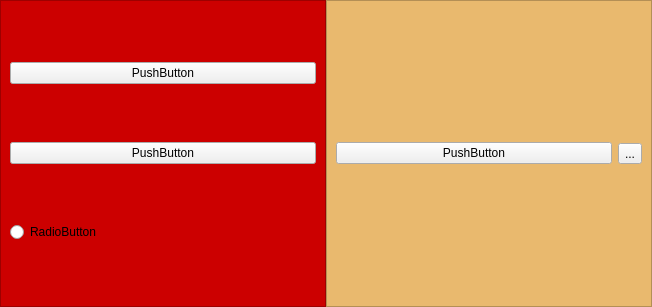
Old version of the form UI/Pages/page1.ui in the repository i-am-rk/payment-system.
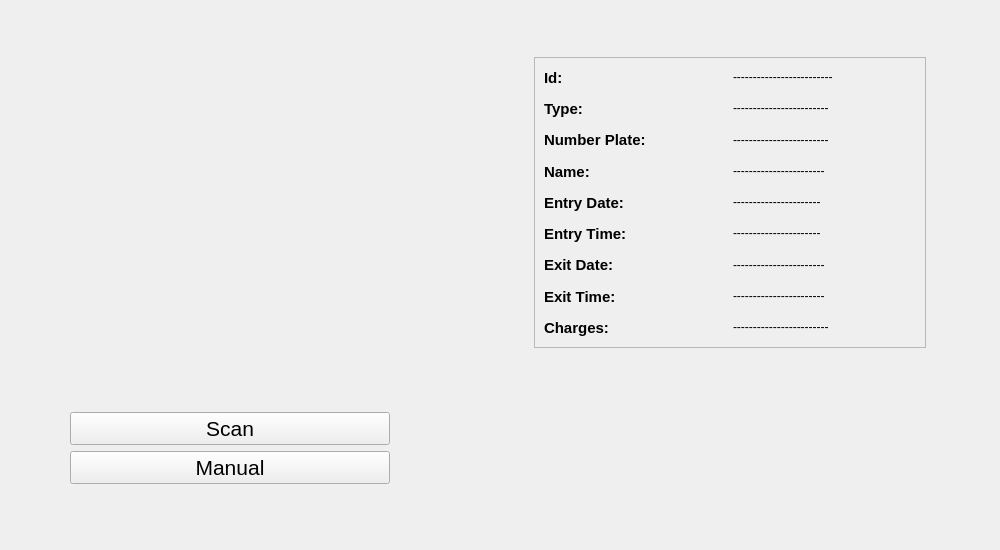
New version of the form. Icons and pictures are not drawn.

Commit message: page one ui complete

```diff
--- a/UI/Pages/page1.ui
+++ b/UI/Pages/page1.ui
@@ -6,10 +6,16 @@
    <rect>
     <x>0</x>
     <y>0</y>
-    <width>652</width>
-    <height>307</height>
+    <width>1000</width>
+    <height>550</height>
    </rect>
   </property>
+  <property name="sizePolicy">
+   <sizepolicy hsizetype="Fixed" vsizetype="Fixed">
+    <horstretch>0</horstretch>
+    <verstretch>0</verstretch>
+   </sizepolicy>
+  </property>
   <property name="windowTitle">
    <string>Form</string>
   </property>
@@ -30,70 +36,634 @@
     <number>0</number>
    </property>
    <item>
-    <widget class="QFrame" name="frame">
+    <widget class="QFrame" name="feed_side">
+     <property name="sizePolicy">
+      <sizepolicy hsizetype="MinimumExpanding" vsizetype="MinimumExpanding">
+       <horstretch>0</horstretch>
+       <verstretch>0</verstretch>
+      </sizepolicy>
+     </property>
+     <property name="minimumSize">
+      <size>
+       <width>0</width>
+       <height>0</height>
+      </size>
+     </property>
+     <property name="maximumSize">
+      <size>
+       <width>460</width>
+       <height>16777215</height>
+      </size>
+     </property>
      <property name="styleSheet">
-      <string notr="true">QFrame{
-	background-color: rgb(204, 0, 0);
-}</string>
+      <string notr="true"/>
      </property>
      <property name="frameShape">
-      <enum>QFrame::StyledPanel</enum>
+      <enum>QFrame::NoFrame</enum>
      </property>
      <property name="frameShadow">
-      <enum>QFrame::Raised</enum>
+      <enum>QFrame::Plain</enum>
      </property>
-     <layout class="QVBoxLayout" name="verticalLayout">
+     <property name="lineWidth">
+      <number>0</number>
+     </property>
+     <layout class="QVBoxLayout" name="verticalLayout_2">
+      <property name="spacing">
+       <number>10</number>
+      </property>
+      <property name="leftMargin">
+       <number>5</number>
+      </property>
+      <property name="topMargin">
+       <number>5</number>
+      </property>
+      <property name="rightMargin">
+       <number>5</number>
+      </property>
+      <property name="bottomMargin">
+       <number>5</number>
+      </property>
       <item>
-       <widget class="QPushButton" name="pushButton">
-        <property name="text">
-         <string>PushButton</string>
+       <spacer name="verticalSpacer_2">
+        <property name="orientation">
+         <enum>Qt::Vertical</enum>
         </property>
-       </widget>
+        <property name="sizeHint" stdset="0">
+         <size>
+          <width>20</width>
+          <height>40</height>
+         </size>
+        </property>
+       </spacer>
       </item>
       <item>
-       <widget class="QPushButton" name="pushButton_2">
-        <property name="text">
-         <string>PushButton</string>
+       <layout class="QHBoxLayout" name="horizontalLayout_3">
+        <property name="spacing">
+         <number>0</number>
         </property>
-       </widget>
+        <item>
+         <spacer name="horizontalSpacer">
+          <property name="orientation">
+           <enum>Qt::Horizontal</enum>
+          </property>
+          <property name="sizeHint" stdset="0">
+           <size>
+            <width>40</width>
+            <height>20</height>
+           </size>
+          </property>
+         </spacer>
+        </item>
+        <item>
+         <widget class="QLabel" name="label">
+          <property name="sizePolicy">
+           <sizepolicy hsizetype="Fixed" vsizetype="Fixed">
+            <horstretch>0</horstretch>
+            <verstretch>0</verstretch>
+           </sizepolicy>
+          </property>
+          <property name="minimumSize">
+           <size>
+            <width>420</width>
+            <height>320</height>
+           </size>
+          </property>
+          <property name="maximumSize">
+           <size>
+            <width>420</width>
+            <height>320</height>
+           </size>
+          </property>
+          <property name="text">
+           <string/>
+          </property>
+          <property name="pixmap">
+           <pixmap resource="../resource.qrc">:/images/resources/scenery1.jpg</pixmap>
+          </property>
+          <property name="scaledContents">
+           <bool>true</bool>
+          </property>
+         </widget>
+        </item>
+        <item>
+         <spacer name="horizontalSpacer_2">
+          <property name="orientation">
+           <enum>Qt::Horizontal</enum>
+          </property>
+          <property name="sizeHint" stdset="0">
+           <size>
+            <width>40</width>
+            <height>20</height>
+           </size>
+          </property>
+         </spacer>
+        </item>
+       </layout>
       </item>
       <item>
-       <widget class="QRadioButton" name="radioButton">
-        <property name="text">
-         <string>RadioButton</string>
+       <layout class="QHBoxLayout" name="horizontalLayout_4">
+        <property name="topMargin">
+         <number>15</number>
         </property>
-       </widget>
+        <item>
+         <spacer name="horizontalSpacer_3">
+          <property name="orientation">
+           <enum>Qt::Horizontal</enum>
+          </property>
+          <property name="sizeHint" stdset="0">
+           <size>
+            <width>40</width>
+            <height>20</height>
+           </size>
+          </property>
+         </spacer>
+        </item>
+        <item>
+         <layout class="QVBoxLayout" name="verticalLayout">
+          <property name="spacing">
+           <number>6</number>
+          </property>
+          <item>
+           <widget class="QPushButton" name="cam_scan_btn">
+            <property name="sizePolicy">
+             <sizepolicy hsizetype="MinimumExpanding" vsizetype="Fixed">
+              <horstretch>0</horstretch>
+              <verstretch>0</verstretch>
+             </sizepolicy>
+            </property>
+            <property name="minimumSize">
+             <size>
+              <width>320</width>
+              <height>0</height>
+             </size>
+            </property>
+            <property name="maximumSize">
+             <size>
+              <width>420</width>
+              <height>50</height>
+             </size>
+            </property>
+            <property name="font">
+             <font>
+              <pointsize>16</pointsize>
+             </font>
+            </property>
+            <property name="cursor">
+             <cursorShape>PointingHandCursor</cursorShape>
+            </property>
+            <property name="text">
+             <string>Scan</string>
+            </property>
+            <property name="iconSize">
+             <size>
+              <width>50</width>
+              <height>50</height>
+             </size>
+            </property>
+           </widget>
+          </item>
+          <item>
+           <widget class="QPushButton" name="manual_entry_btn">
+            <property name="font">
+             <font>
+              <pointsize>16</pointsize>
+             </font>
+            </property>
+            <property name="cursor">
+             <cursorShape>PointingHandCursor</cursorShape>
+            </property>
+            <property name="mouseTracking">
+             <bool>false</bool>
+            </property>
+            <property name="toolTip">
+             <string/>
+            </property>
+            <property name="text">
+             <string>Manual</string>
+            </property>
+           </widget>
+          </item>
+         </layout>
+        </item>
+        <item>
+         <spacer name="horizontalSpacer_4">
+          <property name="orientation">
+           <enum>Qt::Horizontal</enum>
+          </property>
+          <property name="sizeHint" stdset="0">
+           <size>
+            <width>40</width>
+            <height>20</height>
+           </size>
+          </property>
+         </spacer>
+        </item>
+       </layout>
+      </item>
+      <item>
+       <spacer name="verticalSpacer">
+        <property name="orientation">
+         <enum>Qt::Vertical</enum>
+        </property>
+        <property name="sizeHint" stdset="0">
+         <size>
+          <width>20</width>
+          <height>40</height>
+         </size>
+        </property>
+       </spacer>
       </item>
      </layout>
     </widget>
    </item>
    <item>
-    <widget class="QFrame" name="frame_2">
-     <property name="styleSheet">
-      <string notr="true">QFrame{
-background-color: rgb(233, 185, 110);
-}</string>
+    <widget class="QFrame" name="details_side">
+     <property name="minimumSize">
+      <size>
+       <width>0</width>
+       <height>0</height>
+      </size>
      </property>
      <property name="frameShape">
-      <enum>QFrame::StyledPanel</enum>
+      <enum>QFrame::NoFrame</enum>
      </property>
      <property name="frameShadow">
-      <enum>QFrame::Raised</enum>
+      <enum>QFrame::Plain</enum>
      </property>
-     <layout class="QHBoxLayout" name="horizontalLayout_2">
+     <property name="lineWidth">
+      <number>0</number>
+     </property>
+     <layout class="QVBoxLayout" name="verticalLayout_3" stretch="1,6,4">
       <item>
-       <widget class="QPushButton" name="pushButton_3">
-        <property name="text">
-         <string>PushButton</string>
+       <spacer name="verticalSpacer_3">
+        <property name="orientation">
+         <enum>Qt::Vertical</enum>
         </property>
-       </widget>
+        <property name="sizeHint" stdset="0">
+         <size>
+          <width>20</width>
+          <height>41</height>
+         </size>
+        </property>
+       </spacer>
       </item>
       <item>
-       <widget class="QToolButton" name="toolButton">
-        <property name="text">
-         <string>...</string>
+       <layout class="QHBoxLayout" name="details_container" stretch="1,6,1">
+        <item>
+         <spacer name="horizontalSpacer_5">
+          <property name="orientation">
+           <enum>Qt::Horizontal</enum>
+          </property>
+          <property name="sizeHint" stdset="0">
+           <size>
+            <width>40</width>
+            <height>20</height>
+           </size>
+          </property>
+         </spacer>
+        </item>
+        <item>
+         <widget class="QFrame" name="frame">
+          <property name="frameShape">
+           <enum>QFrame::StyledPanel</enum>
+          </property>
+          <property name="frameShadow">
+           <enum>QFrame::Raised</enum>
+          </property>
+          <layout class="QGridLayout" name="gridLayout">
+           <property name="horizontalSpacing">
+            <number>6</number>
+           </property>
+           <property name="verticalSpacing">
+            <number>10</number>
+           </property>
+           <item row="2" column="1">
+            <widget class="QLabel" name="label_10">
+             <property name="cursor">
+              <cursorShape>IBeamCursor</cursorShape>
+             </property>
+             <property name="text">
+              <string>------------------------</string>
+             </property>
+             <property name="textInteractionFlags">
+              <set>Qt::LinksAccessibleByMouse|Qt::TextSelectableByMouse</set>
+             </property>
+             <property name="cssClass" stdset="0">
+              <string>details_holder</string>
+             </property>
+            </widget>
+           </item>
+           <item row="5" column="0">
+            <widget class="QLabel" name="label_26">
+             <property name="font">
+              <font>
+               <pointsize>11</pointsize>
+               <weight>75</weight>
+               <bold>true</bold>
+              </font>
+             </property>
+             <property name="text">
+              <string>Entry Time: </string>
+             </property>
+             <property name="cssClass" stdset="0">
+              <string>details_label</string>
+             </property>
+            </widget>
+           </item>
+           <item row="3" column="0">
+            <widget class="QLabel" name="label_24">
+             <property name="font">
+              <font>
+               <pointsize>11</pointsize>
+               <weight>75</weight>
+               <bold>true</bold>
+              </font>
+             </property>
+             <property name="text">
+              <string>Name: </string>
+             </property>
+             <property name="cssClass" stdset="0">
+              <string>details_label</string>
+             </property>
+            </widget>
+           </item>
+           <item row="7" column="1">
+            <widget class="QLabel" name="label_13">
+             <property name="cursor">
+              <cursorShape>IBeamCursor</cursorShape>
+             </property>
+             <property name="text">
+              <string>-----------------------</string>
+             </property>
+             <property name="textInteractionFlags">
+              <set>Qt::LinksAccessibleByMouse|Qt::TextSelectableByMouse</set>
+             </property>
+             <property name="cssClass" stdset="0">
+              <string>details_holder</string>
+             </property>
+            </widget>
+           </item>
+           <item row="7" column="0">
+            <widget class="QLabel" name="label_28">
+             <property name="font">
+              <font>
+               <pointsize>11</pointsize>
+               <weight>75</weight>
+               <bold>true</bold>
+              </font>
+             </property>
+             <property name="text">
+              <string>Exit Time: </string>
+             </property>
+             <property name="cssClass" stdset="0">
+              <string>details_label</string>
+             </property>
+            </widget>
+           </item>
+           <item row="5" column="1">
+            <widget class="QLabel" name="label_11">
+             <property name="cursor">
+              <cursorShape>IBeamCursor</cursorShape>
+             </property>
+             <property name="text">
+              <string>----------------------</string>
+             </property>
+             <property name="textInteractionFlags">
+              <set>Qt::LinksAccessibleByMouse|Qt::TextSelectableByMouse</set>
+             </property>
+             <property name="cssClass" stdset="0">
+              <string>details_holder</string>
+             </property>
+            </widget>
+           </item>
+           <item row="4" column="1">
+            <widget class="QLabel" name="label_12">
+             <property name="cursor">
+              <cursorShape>IBeamCursor</cursorShape>
+             </property>
+             <property name="text">
+              <string>----------------------</string>
+             </property>
+             <property name="textInteractionFlags">
+              <set>Qt::LinksAccessibleByMouse|Qt::TextSelectableByMouse</set>
+             </property>
+             <property name="cssClass" stdset="0">
+              <string>details_holder</string>
+             </property>
+            </widget>
+           </item>
+           <item row="1" column="1">
+            <widget class="QLabel" name="label_8">
+             <property name="cursor">
+              <cursorShape>IBeamCursor</cursorShape>
+             </property>
+             <property name="text">
+              <string>------------------------</string>
+             </property>
+             <property name="textInteractionFlags">
+              <set>Qt::LinksAccessibleByMouse|Qt::TextSelectableByMouse</set>
+             </property>
+             <property name="cssClass" stdset="0">
+              <string>details_holder</string>
+             </property>
+            </widget>
+           </item>
+           <item row="6" column="0">
+            <widget class="QLabel" name="label_27">
+             <property name="font">
+              <font>
+               <pointsize>11</pointsize>
+               <weight>75</weight>
+               <bold>true</bold>
+              </font>
+             </property>
+             <property name="text">
+              <string>Exit Date: </string>
+             </property>
+             <property name="cssClass" stdset="0">
+              <string>details_label</string>
+             </property>
+            </widget>
+           </item>
+           <item row="3" column="1">
+            <widget class="QLabel" name="label_9">
+             <property name="cursor">
+              <cursorShape>IBeamCursor</cursorShape>
+             </property>
+             <property name="text">
+              <string>-----------------------</string>
+             </property>
+             <property name="textInteractionFlags">
+              <set>Qt::LinksAccessibleByMouse|Qt::TextSelectableByMouse</set>
+             </property>
+             <property name="cssClass" stdset="0">
+              <string>details_holder</string>
+             </property>
+            </widget>
+           </item>
+           <item row="0" column="1">
+            <widget class="QLabel" name="label_7">
+             <property name="cursor">
+              <cursorShape>IBeamCursor</cursorShape>
+             </property>
+             <property name="text">
+              <string>-------------------------</string>
+             </property>
+             <property name="textInteractionFlags">
+              <set>Qt::LinksAccessibleByMouse|Qt::TextSelectableByMouse</set>
+             </property>
+             <property name="cssClass" stdset="0">
+              <string>details_holder</string>
+             </property>
+            </widget>
+           </item>
+           <item row="4" column="0">
+            <widget class="QLabel" name="label_25">
+             <property name="font">
+              <font>
+               <pointsize>11</pointsize>
+               <weight>75</weight>
+               <bold>true</bold>
+              </font>
+             </property>
+             <property name="text">
+              <string>Entry Date: </string>
+             </property>
+             <property name="cssClass" stdset="0">
+              <string>details_label</string>
+             </property>
+            </widget>
+           </item>
+           <item row="2" column="0">
+            <widget class="QLabel" name="label_23">
+             <property name="font">
+              <font>
+               <pointsize>11</pointsize>
+               <weight>75</weight>
+               <bold>true</bold>
+              </font>
+             </property>
+             <property name="text">
+              <string>Number Plate: </string>
+             </property>
+             <property name="cssClass" stdset="0">
+              <string>details_label</string>
+             </property>
+            </widget>
+           </item>
+           <item row="8" column="0">
+            <widget class="QLabel" name="label_29">
+             <property name="font">
+              <font>
+               <pointsize>11</pointsize>
+               <weight>75</weight>
+               <bold>true</bold>
+              </font>
+             </property>
+             <property name="text">
+              <string>Charges: </string>
+             </property>
+             <property name="cssClass" stdset="0">
+              <string>details_label</string>
+             </property>
+            </widget>
+           </item>
+           <item row="0" column="0">
+            <widget class="QLabel" name="label_21">
+             <property name="font">
+              <font>
+               <pointsize>11</pointsize>
+               <weight>75</weight>
+               <bold>true</bold>
+              </font>
+             </property>
+             <property name="text">
+              <string>Id: </string>
+             </property>
+             <property name="cssClass" stdset="0">
+              <string>details_label</string>
+             </property>
+            </widget>
+           </item>
+           <item row="6" column="1">
+            <widget class="QLabel" name="label_14">
+             <property name="cursor">
+              <cursorShape>IBeamCursor</cursorShape>
+             </property>
+             <property name="text">
+              <string>-----------------------</string>
+             </property>
+             <property name="textInteractionFlags">
+              <set>Qt::LinksAccessibleByMouse|Qt::TextSelectableByMouse</set>
+             </property>
+             <property name="cssClass" stdset="0">
+              <string>details_holder</string>
+             </property>
+            </widget>
+           </item>
+           <item row="1" column="0">
+            <widget class="QLabel" name="label_22">
+             <property name="font">
+              <font>
+               <pointsize>11</pointsize>
+               <weight>75</weight>
+               <bold>true</bold>
+              </font>
+             </property>
+             <property name="text">
+              <string>Type: </string>
+             </property>
+             <property name="cssClass" stdset="0">
+              <string>details_label</string>
+             </property>
+            </widget>
+           </item>
+           <item row="8" column="1">
+            <widget class="QLabel" name="label_15">
+             <property name="cursor">
+              <cursorShape>IBeamCursor</cursorShape>
+             </property>
+             <property name="text">
+              <string>------------------------</string>
+             </property>
+             <property name="textInteractionFlags">
+              <set>Qt::LinksAccessibleByMouse|Qt::TextSelectableByMouse</set>
+             </property>
+             <property name="cssClass" stdset="0">
+              <string>details_holder</string>
+             </property>
+            </widget>
+           </item>
+          </layout>
+         </widget>
+        </item>
+        <item>
+         <spacer name="horizontalSpacer_6">
+          <property name="orientation">
+           <enum>Qt::Horizontal</enum>
+          </property>
+          <property name="sizeHint" stdset="0">
+           <size>
+            <width>40</width>
+            <height>20</height>
+           </size>
+          </property>
+         </spacer>
+        </item>
+       </layout>
+      </item>
+      <item>
+       <spacer name="verticalSpacer_4">
+        <property name="orientation">
+         <enum>Qt::Vertical</enum>
         </property>
-       </widget>
+        <property name="sizeHint" stdset="0">
+         <size>
+          <width>20</width>
+          <height>123</height>
+         </size>
+        </property>
+       </spacer>
       </item>
      </layout>
     </widget>
```
Left out of the diff: 8 changed lines with no effect on the pictures. The commit also changes 13 other files.
